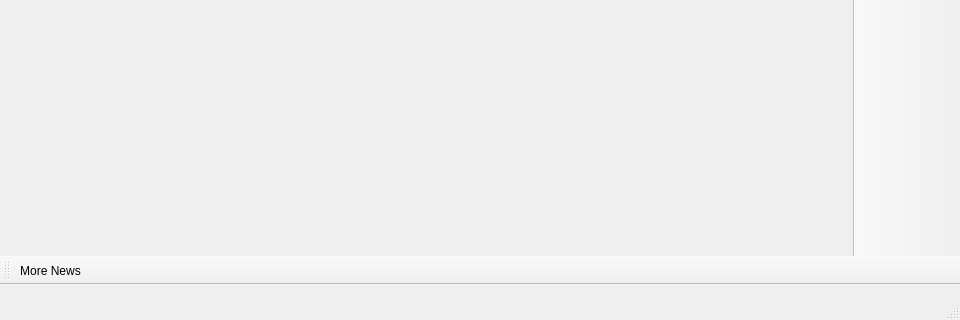
Qt form launcher/ui/MainWindow.ui (Sudo-Ivan/BeeLauncher) before a commit; both pictures show x 0 to 960 and y 400 to 720 of the 960 by 720 pixel window.
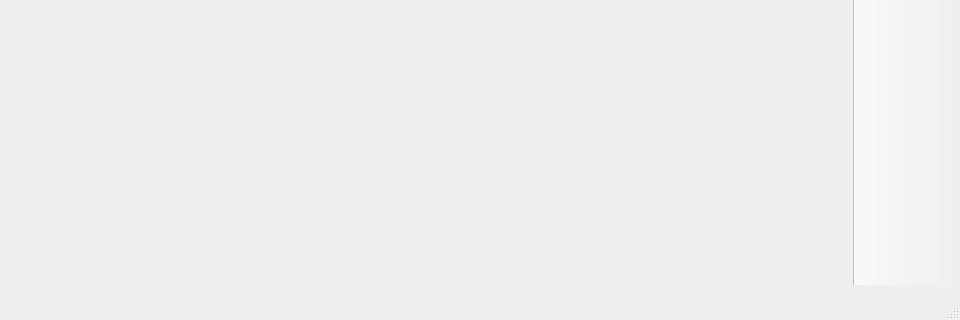
The same form after that commit. Icons and pictures are not drawn. Custom widgets are drawn as their Qt base class.

Commit message:
refactor: remove dead news checker and social menu actions
The news RSS feed and community URLs pointed at upstream
infrastructure and are not being replaced for now, so drop the
subsystem rather than ship hidden dead code:

- delete launcher/news and the NewsDialog, toolbar, label, and
  settings wiring
- remove the Telegram, Reddit, and Discord-adjacent menu actions,
  icons, and URL config
- point the login callback at the project repository
- update the PR template and credits page for the new fork, drop the
  Garnix cache reference, and set the version codename to Honey

```diff
--- a/launcher/ui/MainWindow.ui
+++ b/launcher/ui/MainWindow.ui
@@ -65,33 +65,6 @@
    <addaction name="separator"/>
    <addaction name="actionAccountsButton"/>
   </widget>
-  <widget class="QToolBar" name="newsToolBar">
-   <property name="windowTitle">
-    <string>News Toolbar</string>
-   </property>
-   <property name="allowedAreas">
-    <set>Qt::ToolBarArea::BottomToolBarArea|Qt::ToolBarArea::TopToolBarArea</set>
-   </property>
-   <property name="iconSize">
-    <size>
-     <width>16</width>
-     <height>16</height>
-    </size>
-   </property>
-   <property name="toolButtonStyle">
-    <enum>Qt::ToolButtonStyle::ToolButtonTextBesideIcon</enum>
-   </property>
-   <property name="floatable">
-    <bool>false</bool>
-   </property>
-   <attribute name="toolBarArea">
-    <enum>BottomToolBarArea</enum>
-   </attribute>
-   <attribute name="toolBarBreak">
-    <bool>false</bool>
-   </attribute>
-   <addaction name="actionMoreNews"/>
-  </widget>
   <widget class="WideBar" name="instanceToolBar">
    <property name="windowTitle">
     <string>Instance Toolbar</string>
@@ -237,17 +210,6 @@
    <addaction name="accountsMenu"/>
    <addaction name="helpMenu"/>
   </widget>
-  <action name="actionMoreNews">
-   <property name="icon">
-    <iconset theme="news"/>
-   </property>
-   <property name="text">
-       <string>More News...</string>
-   </property>
-   <property name="toolTip">
-    <string>Open the development blog to read more news about %1.</string>
-   </property>
-  </action>
 
   <action name="actionToggleStatusBar">
    <property name="checkable">
```
Left out of the diff: 25 changed lines with no effect on the pictures. The commit also changes 39 other files.
